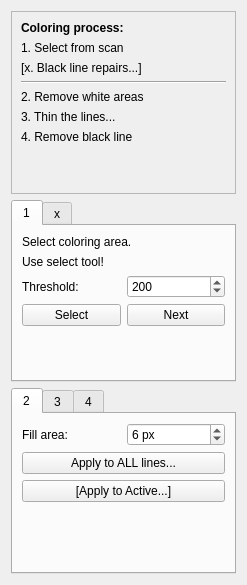
Above: app/ui/bitmapcoloringwidget.ui from pencil2d/pencil before the change. Below: the same form after it.
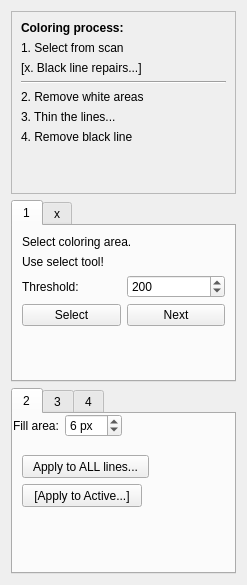
That is the form after the change.

Commit message: Coloring working with colored lines

The edit to the form file:
```diff
--- a/app/ui/bitmapcoloringwidget.ui
+++ b/app/ui/bitmapcoloringwidget.ui
@@ -241,8 +241,33 @@
       <attribute name="title">
        <string>2</string>
       </attribute>
-      <layout class="QVBoxLayout" name="verticalLayout_4">
-       <item>
+      <widget class="QPushButton" name="btn2_fillRest">
+       <property name="geometry">
+        <rect>
+         <x>9</x>
+         <y>41</y>
+         <width>127</width>
+         <height>23</height>
+        </rect>
+       </property>
+       <property name="text">
+        <string>Apply to ALL lines...</string>
+       </property>
+      </widget>
+      <widget class="QPushButton" name="btn2_repairs">
+       <property name="geometry">
+        <rect>
+         <x>9</x>
+         <y>70</y>
+         <width>120</width>
+         <height>23</height>
+        </rect>
+       </property>
+       <property name="text">
+        <string>[Apply to Active...]</string>
+       </property>
+      </widget>
+      <widget class="QWidget" name="">
         <layout class="QHBoxLayout" name="horizontalLayout_7">
          <item>
           <widget class="QLabel" name="lab2_fill">
@@ -268,35 +293,7 @@
           </widget>
          </item>
         </layout>
-       </item>
-       <item>
-        <widget class="QPushButton" name="btn2_fillRest">
-         <property name="text">
-          <string>Apply to ALL lines...</string>
-         </property>
-        </widget>
-       </item>
-       <item>
-        <widget class="QPushButton" name="btn2_repairs">
-         <property name="text">
-          <string>[Apply to Active...]</string>
-         </property>
-        </widget>
-       </item>
-       <item>
-        <spacer name="verticalSpacer_2">
-         <property name="orientation">
-          <enum>Qt::Vertical</enum>
-         </property>
-         <property name="sizeHint" stdset="0">
-          <size>
-           <width>20</width>
-           <height>40</height>
-          </size>
-         </property>
-        </spacer>
-       </item>
-      </layout>
+      </widget>
      </widget>
      <widget class="QWidget" name="tab_3">
       <attribute name="title">
```
Lines whose indentation alone changed are shown as unchanged. The commit also changes 2 other files.
